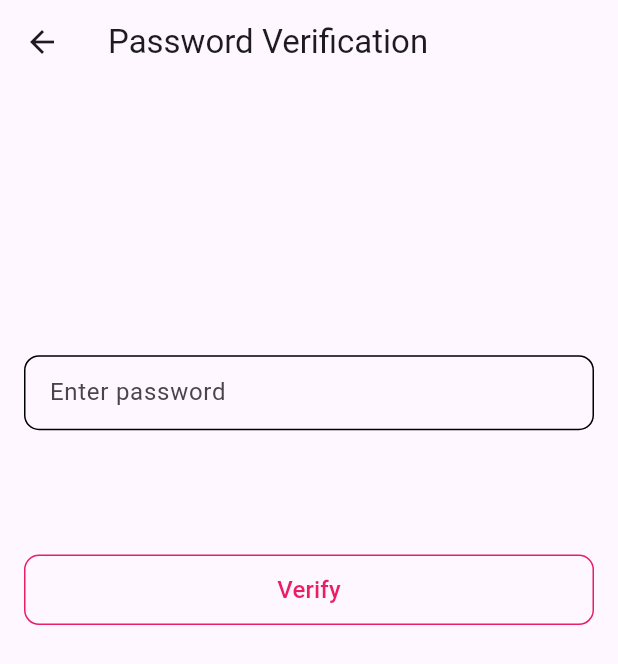
After one commit to mohamedamine585/XO, a Flutter app: the PasswordVerif screen opened by its route, on a phone screen of 412 x 824 dp. The commit adds this screen. Shown: the top 664 px of the screen. Run offline on Flutter 3.47's test engine with Material 3 defaults, Android fonts, the phone set to English and light mode, and no system bars; our stand-ins replace image_picker, qr_flutter, shared_preferences; missing offline and left inert: qr_code_scanner; accounts and stored records are empty; network calls fail.

Commit message:
+buttons

```diff
--- a/lib/data/PlayerdataAccess.dart
+++ b/lib/data/PlayerdataAccess.dart
@@ -44,7 +44,6 @@ class PlayerdataAcess {
           body: json.encode({"name": playername, "email": player?.email}),
           headers: {
             "Authorization": "Bearer ${player?.token}",
-            "update": "name"
           });
       final responsebody = json.decode(response.body);
       return responsebody;
@@ -63,7 +62,6 @@ class PlayerdataAcess {
           body: json.encode({"name": playername, "email": player?.email}),
           headers: {
             "Authorization": "Bearer ${player?.token}",
-            "update": "email"
           });
       final responsebody = json.decode(response.body);
       return responsebody;
--- /dev/null
+++ b/lib/views/pages/PasswordVerif.dart
@@ -0,0 +1,98 @@
+import 'package:flutter/material.dart';
+import 'package:provider/provider.dart';
+import 'package:tictactoe_client/entities/Player.dart';
+import 'package:tictactoe_client/repositories/PlayerRepository.dart';
+import 'package:tictactoe_client/views/utils.dart';
+
+class PasswordVerif extends StatefulWidget {
+  const PasswordVerif({Key? key}) : super(key: key);
+
+  @override
+  _PasswordVerifState createState() => _PasswordVerifState();
+}
+
+class _PasswordVerifState extends State<PasswordVerif> {
+  TextEditingController passwordController = TextEditingController();
+  bool isLoading = false;
+  @override
+  Widget build(BuildContext context) {
+    final player = context.watch<PlayerState>().player;
+    return Scaffold(
+      appBar: AppBar(
+        title: Text('Password Verification'),
+      ),
+      body: Padding(
+        padding: const EdgeInsets.all(16.0),
+        child: SingleChildScrollView(
+          child: Column(
+            children: [
+              SizedBox(
+                height: SCREEN_HEIGHT * 0.2,
+              ),
+              Container(
+                decoration: BoxDecoration(
+                  border: Border.all(color: Colors.black),
+                  borderRadius: BorderRadius.circular(10.0),
+                ),
+                padding: EdgeInsets.symmetric(horizontal: 16.0),
+                child: TextField(
+                  controller: passwordController,
+                  decoration: InputDecoration(
+                    hintText: 'Enter password',
+                    border: InputBorder.none,
+                  ),
+                ),
+              ),
+              SizedBox(height: SCREEN_HEIGHT * 0.1),
+              SizedBox(
+                width: double.infinity,
+                child: OutlinedButton(
+                  onPressed: () async {
+                    setState(() {
+                      isLoading = true;
+                    });
+                    final token = await playerRepository.signIn(
+                        email: player?.email ?? "",
+                        password: passwordController.text);
+                    print(token);
+
+                    Navigator.of(context).pop(token != null);
+                  },
+                  style: ButtonStyle(
+                    shape: MaterialStateProperty.all<RoundedRectangleBorder>(
+                      RoundedRectangleBorder(
+                        borderRadius: BorderRadius.circular(10.0),
+                      ),
+                    ),
+                    side: MaterialStateProperty.all<BorderSide>(
+                      BorderSide(color: Colors.pink),
+                    ),
+                  ),
+                  child: Padding(
+                    padding: const EdgeInsets.all(12.0),
+                    child: Text(
+                      'Verify',
+                      style: TextStyle(
+                        color: Colors.pink,
+                        fontSize: 16.0,
+                      ),
+                    ),
+                  ),
+                ),
+              ),
+              SizedBox(
+                height: SCREEN_HEIGHT * 0.05,
+              ),
+              (isLoading)
+                  ? Container(
+                      child: const CircularProgressIndicator(
+                      color: Colors.pink,
+                    ))
+                  : const SizedBox()
+            ],
+          ),
+        ),
+      ),
+    );
+  }
+}
--- a/lib/views/pages/SignupPage.dart
+++ b/lib/views/pages/SignupPage.dart
@@ -1,4 +1,5 @@
 import 'package:flutter/material.dart';
+import 'package:shared_preferences/shared_preferences.dart';
 
 import 'package:tictactoe_client/views/dialogs/autherrordialog.dart';
 import 'package:tictactoe_client/views/utils.dart';
@@ -53,6 +54,8 @@ class _SignupPageState extends State<SignupPage> {
       isLoading = false;
     });
     if (token != null) {
+      final prefs = await SharedPreferences.getInstance();
+      await prefs.setString("token", token ?? "");
       Navigator.of(context).pushNamedAndRemoveUntil("router", (route) => false);
     } else {
       showAutherrorDialog(context, "Signup error", "Cannot sign you up");
```
Also changed, not shown: lib/data/authDataAcess.dart (+39 -1 lines), lib/main.dart (+5 -2 lines), lib/repositories/PlayerRepository.dart (+25 -2 lines), lib/views/Widgets/TextFieldPassword.dart (added, +65 -0 lines), lib/views/Widgets/TictactoePassword.dart (added, +155 -0 lines), lib/views/pages/AccountPage.dart (+16 -2 lines), lib/views/pages/LoginPage.dart (+53 -21 lines).
